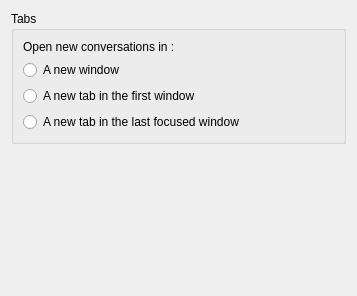
Qt form config/behavior-config.ui (KDE/ktp-text-ui) before a commit.
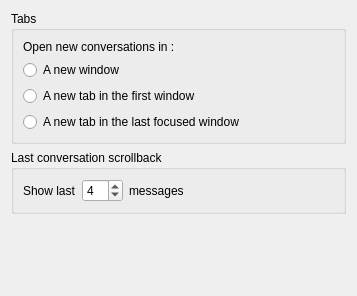
The same form after that commit. Custom widgets are drawn as their Qt base class.

Patch:
```diff
--- a/config/behavior-config.ui
+++ b/config/behavior-config.ui
@@ -57,6 +57,49 @@
      </layout>
     </widget>
    </item>
+   <item>
+    <widget class="KButtonGroup" name="scrollbackGroup">
+     <property name="title">
+      <string>Last conversation scrollback</string>
+     </property>
+     <layout class="QGridLayout" name="gridLayout">
+      <item row="0" column="0">
+       <widget class="QLabel" name="label_p1">
+        <property name="text">
+         <string extracomment="First part of &quot;Show last %1 messages&quot; string">Show last</string>
+        </property>
+       </widget>
+      </item>
+      <item row="0" column="1">
+       <widget class="QSpinBox" name="scrollbackLength">
+        <property name="value">
+         <number>4</number>
+        </property>
+       </widget>
+      </item>
+      <item row="0" column="2">
+       <widget class="QLabel" name="label_p2">
+        <property name="text">
+         <string extracomment="Second part of &quot;Show last %1 messages&quot; string">messages</string>
+        </property>
+       </widget>
+      </item>
+      <item row="0" column="3">
+       <spacer name="horizontalSpacer">
+        <property name="orientation">
+         <enum>Qt::Horizontal</enum>
+        </property>
+        <property name="sizeHint" stdset="0">
+         <size>
+          <width>40</width>
+          <height>20</height>
+         </size>
+        </property>
+       </spacer>
+      </item>
+     </layout>
+    </widget>
+   </item>
    <item>
     <spacer name="verticalSpacer">
      <property name="orientation">
```
